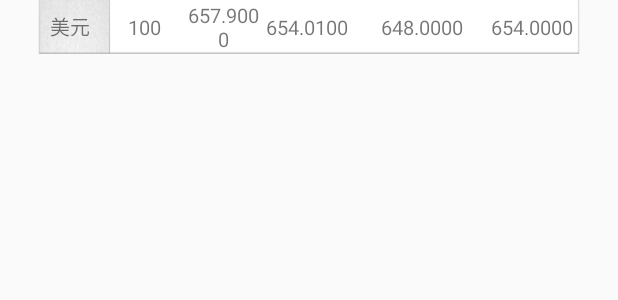
After one commit to yuxinhui/MyApplication, an Android app: the layout item_huilv.xml on its own in the app's theme, with its tools: preview values and no code run, on a phone screen of 412 x 824 dp. The commit adds this screen. Shown: the top 300 px of the screen. Run offline under Robolectric (Android 15) with nearby library versions, the phone set to English and light mode, and no system bars.

Commit message:
汇率界面编写。

```diff
--- /dev/null
+++ b/app/src/main/res/layout/item_huilv.xml
@@ -0,0 +1,62 @@
+<?xml version="1.0" encoding="utf-8"?>
+<LinearLayout xmlns:android="http://schemas.android.com/apk/res/android"
+    android:orientation="vertical" android:layout_width="match_parent"
+    android:layout_height="match_parent">
+<LinearLayout
+    android:layout_width="match_parent"
+    android:layout_height="wrap_content"
+    android:layout_marginLeft="25dp"
+    android:layout_marginRight="25dp"
+    android:background="@mipmap/huilvhang_bg"
+    android:orientation="horizontal"
+    android:weightSum="1">
+<TextView
+    android:id="@+id/currency"
+    android:layout_width="43dp"
+    android:layout_height="match_parent"
+    android:text="美元"
+    android:textSize="20px"
+    android:gravity="center"
+     />
+    <TextView
+        android:id="@+id/jydanwei"
+        android:layout_width="55dp"
+        android:layout_height="match_parent"
+        android:gravity="center"
+        android:text="100"
+        android:textSize="20px"
+        />
+    <TextView
+        android:id="@+id/cen_price"
+        android:layout_width="50dp"
+        android:layout_height="match_parent"
+        android:gravity="center"
+        android:text="657.9000"
+        android:textSize="20px"
+        />
+    <TextView
+        android:id="@+id/buy_price1"
+        android:layout_width="62dp"
+        android:layout_height="match_parent"
+        android:gravity="center"
+        android:text="654.0100"
+        android:textSize="20px"
+        />
+    <TextView
+        android:id="@+id/buy_price2"
+        android:layout_width="64dp"
+        android:layout_height="match_parent"
+        android:gravity="center"
+        android:text="648.0000"
+        android:textSize="20px"
+        android:layout_weight="0.88" />
+    <TextView
+        android:id="@+id/sell_price"
+        android:layout_width="56dp"
+        android:layout_height="match_parent"
+        android:gravity="center"
+        android:textSize="20px"
+        android:text="654.0000"
+        />
+</LinearLayout>
+</LinearLayout>
```
Also changed, not shown: app/build.gradle (+7 -5 lines), app/src/main/java/com/yuxinhui/text/myapplication/Actiity/HuiLvActivity.java (added, +86 -0 lines), app/src/main/java/com/yuxinhui/text/myapplication/Utils/HuiLv.java (added, +43 -0 lines), app/src/main/java/com/yuxinhui/text/myapplication/Utils/HuiLvData.java (added, +87 -0 lines), app/src/main/java/com/yuxinhui/text/myapplication/adapter/HuiLvAdapter.java (added, +71 -0 lines), app/src/main/res/layout/activity_huilv.xml (+13 -0 lines), app/libs/Volley.jar (added).
